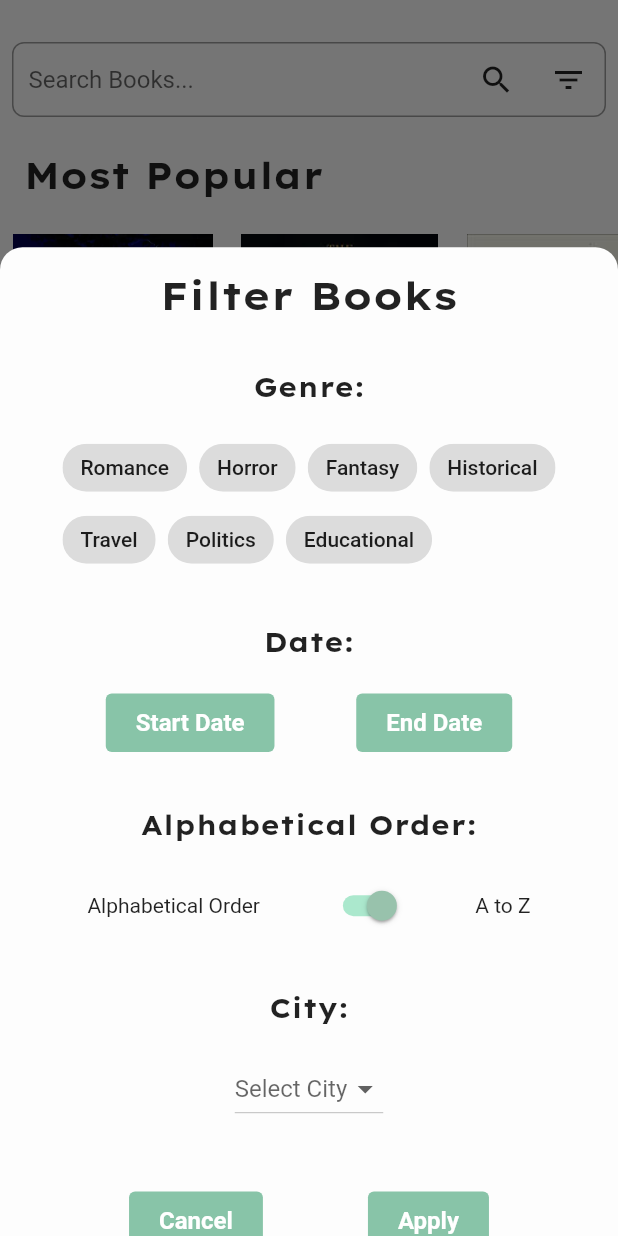
After one commit to emrecura11/bookcycle, a Flutter app: the HomePage screen opened directly, after a tap on the "filter list" icon, on a phone screen of 412 x 824 dp. The commit adds this screen. Run offline on Flutter 3.47's test engine with Material 2 defaults, Android fonts, the phone set to English and light mode, and no system bars; our stand-ins replace image_picker, permission_handler, shared_preferences; accounts and stored records are empty.

Commit message:
filtering_widget.dart created for filtering the books and home_page.dart updated for filtering

```diff
--- a/lib/pages/home_page.dart
+++ b/lib/pages/home_page.dart
@@ -1,6 +1,6 @@
 import 'package:flutter/material.dart';
 import '../widgets/bottomnavbar.dart';
-
+import '../widgets/filtering_widget.dart';
 class HomePage extends StatelessWidget {
   final List<String> kitapGorselleri = [
     'images/book.jpg',
@@ -9,6 +9,83 @@ class HomePage extends StatelessWidget {
     'images/book4.png',
     'images/book1.jpg',
   ];
+
+
+  void _showFilterDialog(BuildContext context) {
+    showModalBottomSheet(
+      context: context,
+      isScrollControlled: true,
+      backgroundColor: Colors.transparent,
+      builder: (BuildContext context) {
+
+        return Container(
+          decoration: BoxDecoration(
+          color: Color(0xFFFDFDFD), // Arka plan rengi olarak açık mavi kullanıldı
+          borderRadius: BorderRadius.only(
+            topLeft: Radius.circular(15),
+            topRight: Radius.circular(15),
+          ),
+        ),
+          padding: EdgeInsets.all(16.0),
+          height:  MediaQuery.of(context).size.height*0.8 ,
+          child: Column(
+            mainAxisSize: MainAxisSize.min, // İçerik boyutuna göre boyutlandır
+            children: <Widget>[
+              Text(
+                'Filter Books',
+                style: TextStyle(fontFamily: 'LexendExa',
+                  fontSize: 26.0,
+                  fontWeight: FontWeight.bold,
+                ),
+              ),
+              SingleChildScrollView(
+                child: FilterWidget(),
+              ),
+              Row(
+                mainAxisAlignment: MainAxisAlignment.spaceEvenly,
+                children: <Widget>[
+                  TextButton(
+                    style: TextButton.styleFrom(
+                      backgroundColor: Color(0xFF88C4A8),
+                      padding: EdgeInsets.symmetric(vertical: 10.0, horizontal: 20.0),
+                    ),
+                    child: Text(
+                      'Cancel',
+                      style: TextStyle(
+                        fontSize: 16.0,
+                        color: Colors.white,
+                        fontWeight: FontWeight.bold,
+                      ),
+                    ),
+                    onPressed: () {
+                      Navigator.of(context).pop(); // BottomSheet'i kapat
+                    },
+                  ),
+                  TextButton(
+                    style: TextButton.styleFrom(
+                      backgroundColor: Color(0xFF88C4A8),
+                      padding: EdgeInsets.symmetric(vertical: 10.0, horizontal: 20.0),
+                    ),
+                    child: Text(
+                      'Apply',
+                      style: TextStyle(
+                        fontSize: 16.0,
+                        color: Colors.white,
+                        fontWeight: FontWeight.bold,
+                      ),
+                    ),
+                    onPressed: () {
+                      // Filtreleme uygulama işlevi
+                    },
+                  ),
+                ],
+              ),
+            ],
+          ),
+        );
+      },
+    );
+  }
 
   @override
   Widget build(BuildContext context) {
@@ -43,6 +120,10 @@ class HomePage extends StatelessWidget {
                     onPressed: () {
                       // Arama işlemini başlatmak için bir diyalog veya yeni sayfa açabilirsiniz.
                     },
+                  ),
+                  IconButton(
+                    icon: Icon(Icons.filter_list),
+                    onPressed: () => _showFilterDialog(context),
                   ),
                 ],
               ),
--- /dev/null
+++ b/lib/widgets/filtering_widget.dart
@@ -0,0 +1,162 @@
+import 'package:flutter/material.dart';
+
+class FilterWidget extends StatefulWidget {
+  @override
+  _FilterWidgetState createState() => _FilterWidgetState();
+}
+
+class _FilterWidgetState extends State<FilterWidget> {
+  String? selectedCity;
+  String? selectedGenre;
+  DateTime? selectedStartDate;
+  DateTime? selectedEndDate;
+  bool isAscending = true;
+
+  // Bu kısımları veritabanınız veya state yönetiminiz ile bağlayabilirsiniz
+  List<String> genres = ['Romance', 'Horror', 'Fantasy', 'Historical', 'Travel', 'Politics', 'Educational'];
+  List<String> cities = ['İstanbul', 'İzmir', 'Ankara', 'Antalya'];
+
+  @override
+  Widget build(BuildContext context) {
+    return Column(
+      children: <Widget>[
+        SizedBox(height: 25),
+        Padding(
+          padding: const EdgeInsets.symmetric(vertical: 8.0),
+          child: Text(
+            'Genre:',
+            style: TextStyle(fontFamily: 'LexendExa',fontSize: 18.0, fontWeight: FontWeight.bold),
+          ),
+        ),
+        SizedBox(height: 10),
+        Wrap(
+          spacing: 8.0,
+          children: genres.map((genre) => ChoiceChip(
+            label: Text(genre),
+            selected: selectedGenre == genre,
+            onSelected: (selected) {
+              setState(() {
+                selectedGenre = genre;
+              });
+            },
+          )).toList(),
+        ),
+        SizedBox(height: 25),
+        Padding(
+          padding: const EdgeInsets.symmetric(vertical: 8.0),
+          child: Text(
+            'Date:',
+            style: TextStyle(fontFamily: 'LexendExa',fontSize: 18.0, fontWeight: FontWeight.bold),
+          ),
+        ),
+        SizedBox(height: 10),
+        Row(
+          mainAxisAlignment: MainAxisAlignment.spaceEvenly,
+          children: <Widget>[
+            TextButton(
+              style: TextButton.styleFrom(
+                backgroundColor: Color(0xFF88C4A8),
+                padding: EdgeInsets.symmetric(vertical: 10.0, horizontal: 20.0),
+              ),
+              child: Text('Start Date',
+                style: TextStyle(
+                  fontSize: 16.0,
+                  color: Colors.white,
+                  fontWeight: FontWeight.bold,
+                ),),
+              onPressed: () async {
+                final DateTime? picked = await showDatePicker(
+                  context: context,
+                  initialDate: selectedStartDate ?? DateTime.now(),
+                  firstDate: DateTime(2000),
+                  lastDate: DateTime(2101),
+                );
+                if (picked != null && picked != selectedStartDate)
+                  setState(() {
+                    selectedStartDate = picked;
+                  });
+              },
+            ),
+            TextButton(
+              style: TextButton.styleFrom(
+                backgroundColor: Color(0xFF88C4A8),
+                padding: EdgeInsets.symmetric(vertical: 10.0, horizontal: 20.0),
+              ),
+              child: Text('End Date',
+                style: TextStyle(
+                  fontSize: 16.0,
+                  color: Colors.white,
+                  fontWeight: FontWeight.bold,
+                ),),
+              onPressed: () async {
+                final DateTime? picked = await showDatePicker(
+                  context: context,
+                  initialDate: selectedEndDate ?? DateTime.now(),
+                  firstDate: DateTime(2000),
+                  lastDate: DateTime(2101),
+                );
+                if (picked != null && picked != selectedEndDate)
+                  setState(() {
+                    selectedEndDate = picked;
+                  });
+              },
+            ),
+          ],
+        ),
+        SizedBox(height: 25),
+        Padding(
+          padding: const EdgeInsets.symmetric(vertical: 8.0),
+          child: Text(
+            'Alphabetical Order:',
+            style: TextStyle(fontFamily: 'LexendExa',fontSize: 18.0, fontWeight: FontWeight.bold),
+          ),
+        ),
+        SizedBox(height: 10),
+        Row(
+          mainAxisAlignment: MainAxisAlignment.spaceEvenly,
+          children: <Widget>[
+            Text('Alphabetical Order'),
+            Switch(
+              value: isAscending,
+              onChanged: (value) {
+                setState(() {
+                  isAscending = value;
+                });
+              },
+              activeColor: Color(0xFF98C2AC),
+              activeTrackColor: Color(0xFFABE8CD),
+              inactiveThumbColor: Colors.grey,
+              inactiveTrackColor: Colors.grey.shade300,
+            ),
+            Text(isAscending ? 'A to Z' : 'Z to A'),
+          ],
+        ),
+        SizedBox(height: 25),
+        Padding(
+          padding: const EdgeInsets.symmetric(vertical: 8.0),
+          child: Text(
+            'City:',
+            style: TextStyle(fontFamily: 'LexendExa',fontSize: 18.0, fontWeight: FontWeight.bold),
+          ),
+        ),
+        SizedBox(height: 10),
+        DropdownButton<String>(
+          hint: Text('Select City'),
+          value: selectedCity,
+          onChanged: (String? newValue) {
+            setState(() {
+              selectedCity = newValue;
+            });
+          },
+          items: cities.map<DropdownMenuItem<String>>((String value) {
+            return DropdownMenuItem<String>(
+              value: value,
+              child: Text(value),
+            );
+          }).toList(),
+        ),
+        SizedBox(height: 40),
+      ],
+    );
+  }
+}
```
